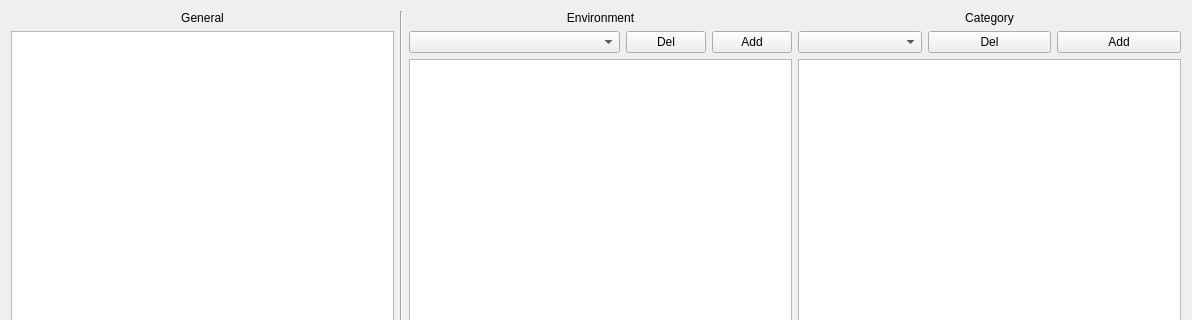
doubsman/DBAlbums, file DBPARAMS.ui: the form before one commit; both pictures show x 0 to 1192 and y 0 to 320 of the 1192 by 876 pixel window.
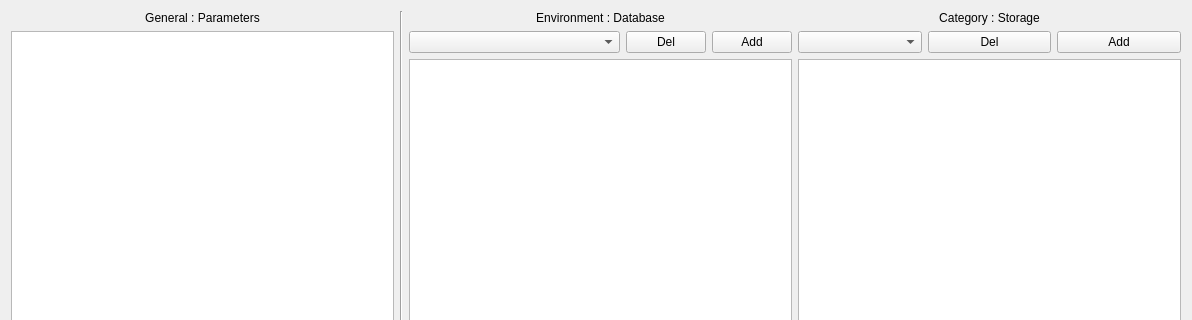
The form after the commit.

```diff
--- a/DBPARAMS.ui
+++ b/DBPARAMS.ui
@@ -21,7 +21,7 @@
        <item>
         <widget class="QLabel" name="label_libgeneral">
          <property name="text">
-          <string>General</string>
+          <string>General : Parameters</string>
          </property>
          <property name="alignment">
           <set>Qt::AlignCenter</set>
@@ -49,7 +49,7 @@
        <item>
         <widget class="QLabel" name="label_libenvt">
          <property name="text">
-          <string>Environment</string>
+          <string>Environment : Database</string>
          </property>
          <property name="alignment">
           <set>Qt::AlignCenter</set>
@@ -98,7 +98,7 @@
        <item>
         <widget class="QLabel" name="label_libcate">
          <property name="text">
-          <string>Category</string>
+          <string>Category : Storage</string>
          </property>
          <property name="alignment">
           <set>Qt::AlignCenter</set>
```
Left out of the diff: 4 changed lines with no effect on the pictures.
